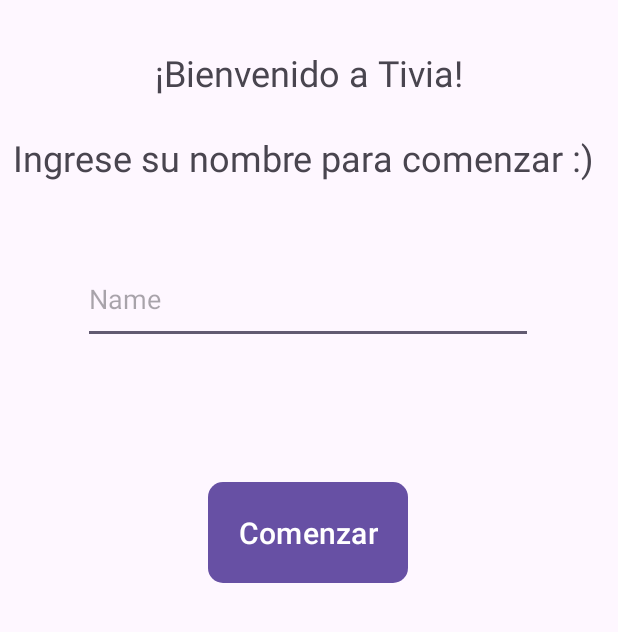
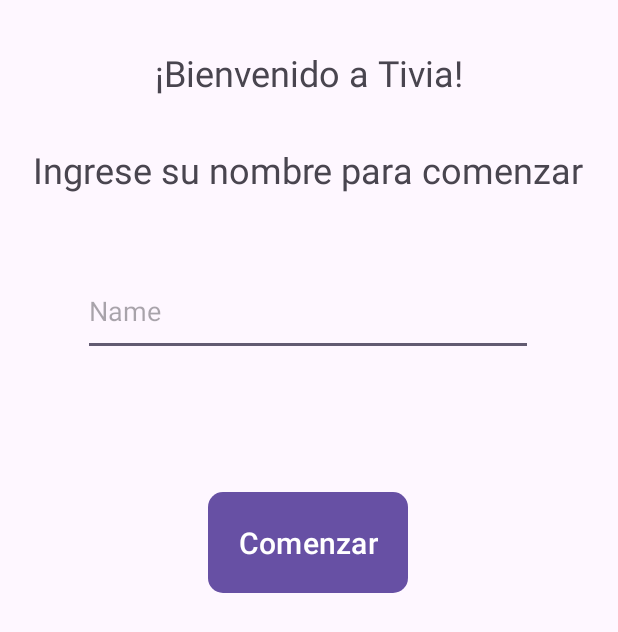
Before and after one commit to Scariu/Project_Trivia, an Android app: the screen it shows after launch (MainActivity), on a phone screen of 412 x 824 dp. Shown: the top 632 px of the screen. Run offline under Robolectric (Android 15) with nearby library versions, the phone set to English and light mode, and no system bars.

Commit message:
Se utiliza binding en FirstFragment y se realiza set a los textView.

```diff
--- a/app/src/main/java/com/example/project_trivia/FirstFragment.java
+++ b/app/src/main/java/com/example/project_trivia/FirstFragment.java
@@ -8,13 +8,15 @@ import android.view.LayoutInflater;
 import android.view.View;
 import android.view.ViewGroup;
 
+import com.example.project_trivia.databinding.FragmentFirstBinding;
+
 /**
  * A simple {@link Fragment} subclass.
  * Use the {@link FirstFragment#newInstance} factory method to
  * create an instance of this fragment.
  */
 public class FirstFragment extends Fragment {
-
+    private FragmentFirstBinding binding;
     // TODO: Rename parameter arguments, choose names that match
     // the fragment initialization parameters, e.g. ARG_ITEM_NUMBER
     private static final String ARG_PARAM1 = "param1";
@@ -59,6 +61,9 @@ public class FirstFragment extends Fragment {
     public View onCreateView(LayoutInflater inflater, ViewGroup container,
                              Bundle savedInstanceState) {
         // Inflate the layout for this fragment
-        return inflater.inflate(R.layout.fragment_first, container, false);
+        binding = FragmentFirstBinding.inflate(getLayoutInflater(), container, false);
+        binding.textViewBienvenida.setText("¡Bienvenido a Tivia!");
+        binding.textViewIngrese.setText("Ingrese su nombre para comenzar");
+        return binding.getRoot();
     }
 }
--- a/app/src/main/res/layout/fragment_first.xml
+++ b/app/src/main/res/layout/fragment_first.xml
@@ -30,7 +30,7 @@
         android:layout_marginStart="32dp"
         android:layout_marginTop="32dp"
         android:layout_marginEnd="32dp"
-        android:text="¡Bienvenido a Tivia!"
+        android:text="Bienvenido"
         android:textSize="24sp"
         app:layout_constraintEnd_toEndOf="parent"
         app:layout_constraintStart_toStartOf="parent"
@@ -59,13 +59,13 @@
         android:id="@+id/textViewIngrese"
         android:layout_width="wrap_content"
         android:layout_height="wrap_content"
-        android:layout_marginStart="16dp"
-        android:layout_marginTop="24dp"
-        android:layout_marginEnd="16dp"
-        android:text="Ingrese su nombre para comenzar :)"
+        android:layout_marginStart="32dp"
+        android:layout_marginTop="32dp"
+        android:layout_marginEnd="32dp"
+        android:text="Ingrese"
         android:textSize="24sp"
         app:layout_constraintEnd_toEndOf="parent"
-        app:layout_constraintHorizontal_bias="1.0"
+        app:layout_constraintHorizontal_bias="0.541"
         app:layout_constraintStart_toStartOf="parent"
         app:layout_constraintTop_toBottomOf="@+id/textViewBienvenida" />
 
```
